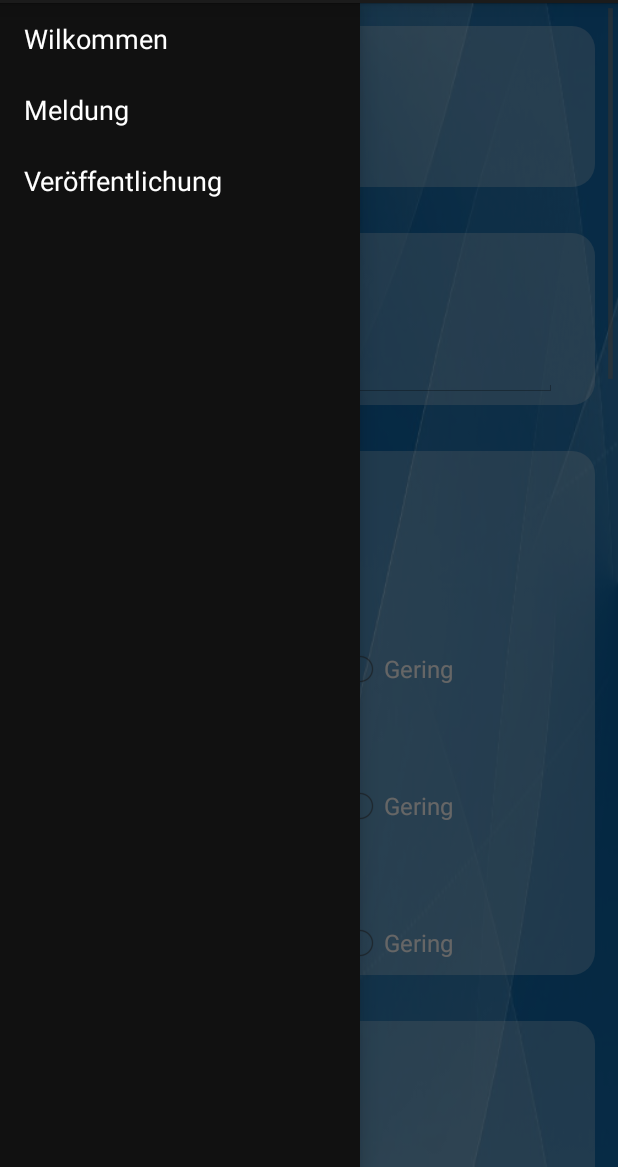
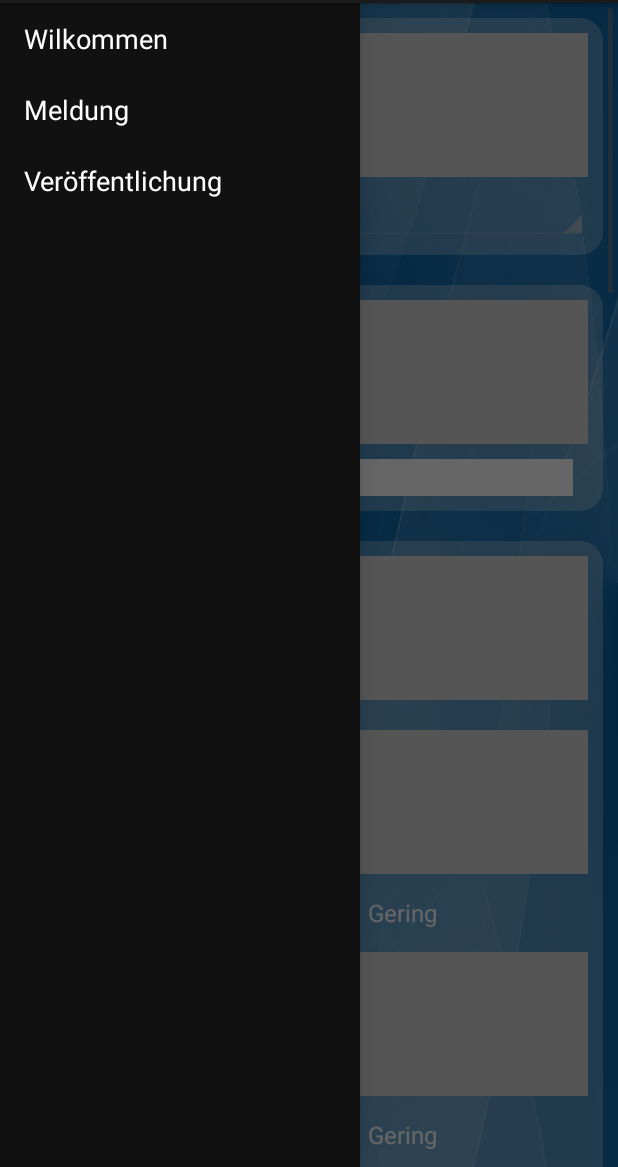
Before and after one commit to JHilsberg/RisikousApp2, an Android app: the fragment QuestionnaireFragment placed in its activity, with the side drawer open, on a phone screen of 412 x 824 dp, the part 69-1236 px from its top. Run offline under Robolectric (Android 15) with nearby library versions, the phone set to English and light mode, and no system bars; network calls fail; 14 statements that could not run were skipped.

Commit message:
new layouts implemented to split the single topics

```diff
--- a/app/src/main/res/layout/fragment_questionnaire.xml
+++ b/app/src/main/res/layout/fragment_questionnaire.xml
@@ -13,13 +13,7 @@
 
     <LinearLayout
         xmlns:android="http://schemas.android.com/apk/res/android"
-        android:orientation="vertical"
-        android:layout_width="fill_parent"
-        android:layout_height="fill_parent"
-        android:padding="5dp"
-        android:background="@drawable/rounded_corners"
-        android:layout_margin="15dp"
-        android:baselineAligned="false">
+        style="@style/QuestionnaireLayout">
         <TextView
             style="@style/QuestionnaireCaptions"
             android:id="@+id/reportingArea"
@@ -27,22 +21,18 @@
             />
         <Spinner
             android:id="@+id/reportingAreaSelection"
-            android:layout_width="wrap_content"
+            android:layout_width="fill_parent"
             android:layout_height="wrap_content"
             android:layout_marginStart="@dimen/leftMarginQuestionnaire"
-            android:layout_marginLeft="@dimen/leftMarginQuestionnaire"/>
+            android:layout_marginLeft="@dimen/leftMarginQuestionnaire"
+            android:theme="@android:style/Theme.Holo"
+            android:layout_marginRight="10dp" />
     </LinearLayout>
 
 
     <LinearLayout
         xmlns:android="http://schemas.android.com/apk/res/android"
-        android:orientation="vertical"
-        android:layout_width="fill_parent"
-        android:layout_height="fill_parent"
-        android:padding="5dp"
-        android:background="@drawable/rounded_corners"
-        android:layout_margin="15dp"
-        android:baselineAligned="false">
+        style="@style/QuestionnaireLayout">
         <TextView
             style="@style/QuestionnaireCaptions"
             android:id="@+id/incidentDescription"
@@ -50,19 +40,14 @@
         <EditText
             style="@style/QuestionnaireEdits"
             android:id="@+id/incidentDescriptionEdit"
-            android:inputType="textMultiLine"/>
+            android:inputType="textMultiLine"
+            android:background="#ffffffff" />
     </LinearLayout>
 
 
     <LinearLayout
         xmlns:android="http://schemas.android.com/apk/res/android"
-        android:orientation="vertical"
-        android:layout_width="fill_parent"
-        android:layout_height="fill_parent"
-        android:padding="5dp"
-        android:background="@drawable/rounded_corners"
-        android:layout_margin="15dp"
-        android:baselineAligned="false">
+        style="@style/QuestionnaireLayout">
         <TextView
             style="@style/QuestionnaireCaptions"
             android:id="@+id/riskEstimation"
@@ -135,13 +120,7 @@
 
     <LinearLayout
         xmlns:android="http://schemas.android.com/apk/res/android"
-        android:orientation="vertical"
-        android:layout_width="fill_parent"
-        android:layout_height="fill_parent"
-        android:padding="5dp"
-        android:background="@drawable/rounded_corners"
-        android:layout_margin="15dp"
-        android:baselineAligned="false">
+        style="@style/QuestionnaireLayout">
         <TextView
             style="@style/QuestionnaireCaptions"
             android:text="@string/pointOfTime"
@@ -157,12 +136,8 @@
             android:text="@string/button_dateChoose"
             android:layout_margin="15dp"
             android:id="@+id/dateChoose"
-            android:textColor="#ADD8E6"
+            android:textColor="#fff"
             android:onClick="showDatePickerDialog"/>
-        <TextView
-            style="@style/QuestionnaireEdits"
-            android:id="@+id/dateEdit"/>
-
 
         <TextView
             style="@style/QuestionnaireCaptionsLevel2"
@@ -175,24 +150,15 @@
             android:text="@string/button_timeChoose"
             android:id="@+id/timeButton"
             android:layout_margin="15dp"
-            android:textColor="#ADD8E6"
+            android:textColor="#fff"
             android:onClick="showTimePickerDialog"/>
 
-        <TextView
-            style="@style/QuestionnaireEdits"
-            android:id="@+id/timeEdit"/>
     </LinearLayout>
 
 
     <LinearLayout
         xmlns:android="http://schemas.android.com/apk/res/android"
-        android:orientation="vertical"
-        android:layout_width="fill_parent"
-        android:layout_height="fill_parent"
-        android:padding="5dp"
-        android:background="@drawable/rounded_corners"
-        android:layout_margin="15dp"
-        android:baselineAligned="false">
+        style="@style/QuestionnaireLayout">
         <TextView
             style="@style/QuestionnaireCaptions"
             android:text="@string/location"
@@ -207,13 +173,7 @@
 
     <LinearLayout
         xmlns:android="http://schemas.android.com/apk/res/android"
-        android:orientation="vertical"
-        android:layout_width="fill_parent"
-        android:layout_height="fill_parent"
-        android:padding="5dp"
-        android:background="@drawable/rounded_corners"
-        android:layout_margin="15dp"
-        android:baselineAligned="false">
+        style="@style/QuestionnaireLayout">
         <TextView
             style="@style/QuestionnaireCaptions"
             android:text="@string/immediateMeasure"
@@ -229,13 +189,7 @@
 
     <LinearLayout
         xmlns:android="http://schemas.android.com/apk/res/android"
-        android:orientation="vertical"
-        android:layout_width="fill_parent"
-        android:layout_height="fill_parent"
-        android:padding="5dp"
-        android:background="@drawable/rounded_corners"
-        android:layout_margin="15dp"
-        android:baselineAligned="false">
+        style="@style/QuestionnaireLayout">
         <TextView
             style="@style/QuestionnaireCaptions"
             android:text="@string/consequences"
@@ -251,13 +205,7 @@
 
     <LinearLayout
         xmlns:android="http://schemas.android.com/apk/res/android"
-        android:orientation="vertical"
-        android:layout_width="fill_parent"
-        android:layout_height="fill_parent"
-        android:padding="5dp"
-        android:background="@drawable/rounded_corners"
-        android:layout_margin="15dp"
-        android:baselineAligned="false">
+        style="@style/QuestionnaireLayout">
         <TextView
             style="@style/QuestionnaireCaptions"
             android:text="@string/opinionOfReporter"
@@ -294,13 +242,7 @@
 
     <LinearLayout
         xmlns:android="http://schemas.android.com/apk/res/android"
-        android:orientation="vertical"
-        android:layout_width="fill_parent"
-        android:layout_height="fill_parent"
-        android:padding="5dp"
-        android:background="@drawable/rounded_corners"
-        android:layout_margin="15dp"
-        android:baselineAligned="false">
+        style="@style/QuestionnaireLayout">
         <TextView
             style="@style/QuestionnaireCaptions"
             android:text="@string/files"
@@ -317,13 +259,7 @@
 
     <LinearLayout
         xmlns:android="http://schemas.android.com/apk/res/android"
-        android:orientation="vertical"
-        android:layout_width="fill_parent"
-        android:layout_height="fill_parent"
-        android:padding="5dp"
-        android:background="@drawable/rounded_corners"
-        android:layout_margin="15dp"
-        android:baselineAligned="false">
+        style="@style/QuestionnaireLayout">
         <TextView
             style="@style/QuestionnaireCaptions"
             android:id="@+id/contactInformation"
--- a/app/src/main/res/values/styles.xml
+++ b/app/src/main/res/values/styles.xml
@@ -17,12 +17,22 @@
         <!-- All customizations that are NOT specific to a particular API-level can go here. -->
     </style>
 
+    <style name="QuestionnaireLayout">
+        <item name="android:layout_width">fill_parent</item>
+        <item name="android:layout_height">fill_parent</item>
+        <item name="android:background">@drawable/rounded_corners</item>
+        <item name="android:orientation">vertical</item>
+        <item name="android:layout_margin">10dp</item>
+        <item name="android:paddingBottom">10dp</item>
+        <item name="android:baselineAligned">false</item>
+    </style>
+
     <style name="QuestionnaireCaptions" parent="@android:style/TextAppearance.Medium">
-        <item name="android:layout_width">wrap_content</item>
+        <item name="android:layout_width">fill_parent</item>
         <item name="android:layout_height">wrap_content</item>
         <item name="android:typeface">sans</item>
         <item name="android:textAppearance">?android:attr/textAppearanceMedium</item>
-        <item name="android:background">@drawable/rounded_corners</item>
+        <item name="android:background">@drawable/rounded_corners_textview</item>
         <item name="android:textColor">#fff</item>
         <item name="android:layout_margin">10dp</item>
         <item name="android:layout_centerHorizontal">true</item>
@@ -30,11 +40,11 @@
     </style>
 
     <style name="QuestionnaireCaptionsLevel2" parent="@android:style/TextAppearance.Small">
-        <item name="android:layout_width">wrap_content</item>
+        <item name="android:layout_width">fill_parent</item>
         <item name="android:layout_height">wrap_content</item>
         <item name="android:typeface">sans</item>
         <item name="android:textAppearance">?android:attr/textAppearanceMedium</item>
-        <item name="android:background">@drawable/rounded_corners</item>
+        <item name="android:background">@drawable/rounded_corners_textview</item>
         <item name="android:textColor">#fff</item>
         <item name="android:layout_margin">10dp</item>
         <item name="android:layout_centerHorizontal">true</item>
@@ -45,12 +55,26 @@
         <item name="android:layout_width">match_parent</item>
         <item name="android:layout_height">wrap_content</item>
         <item name="android:maxLines">4</item>
+        <item name="android:background">#fff</item>
         <item name="android:layout_marginStart">@dimen/leftMarginQuestionnaire</item>
         <item name="android:layout_marginLeft">@dimen/leftMarginQuestionnaire</item>
         <item name="android:layout_marginEnd">@dimen/leftMarginQuestionnaire</item>
         <item name="android:layout_marginRight">@dimen/leftMarginQuestionnaire</item>
         <item name="android:scrollHorizontally">false</item>
     </style>
+
+    <style name="QuestionnaireViews" parent="@android:style/TextAppearance.Medium">
+        <item name="android:layout_width">match_parent</item>
+        <item name="android:layout_height">wrap_content</item>
+        <item name="android:maxLines">4</item>
+        <item name="android:background">#9C9C9C</item>
+        <item name="android:layout_marginStart">@dimen/leftMarginQuestionnaire</item>
+        <item name="android:layout_marginLeft">@dimen/leftMarginQuestionnaire</item>
+        <item name="android:layout_marginEnd">@dimen/leftMarginQuestionnaire</item>
+        <item name="android:layout_marginRight">@dimen/leftMarginQuestionnaire</item>
+        <item name="android:scrollHorizontally">false</item>
+    </style>
+
 
     <style name="QuestionnaireRadioButtons">
         <item name="android:layout_width">wrap_content</item>
```
